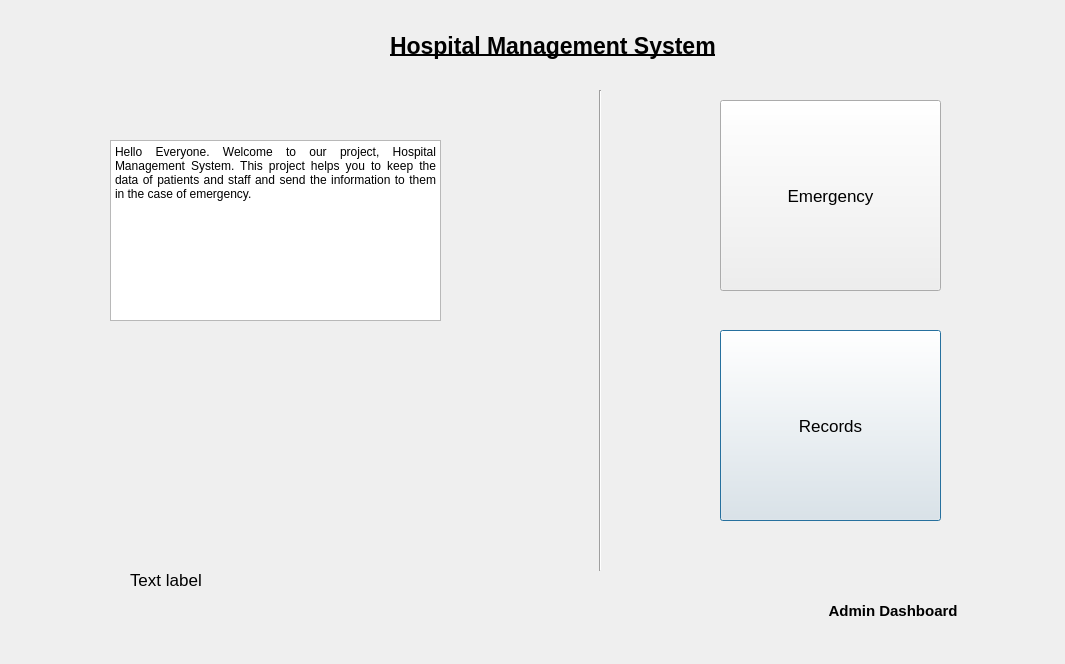
First picture: the form in Sqlite_DB/Patientsinfo.ui, repository AnishBharati/Qt-HMS, before the edit.
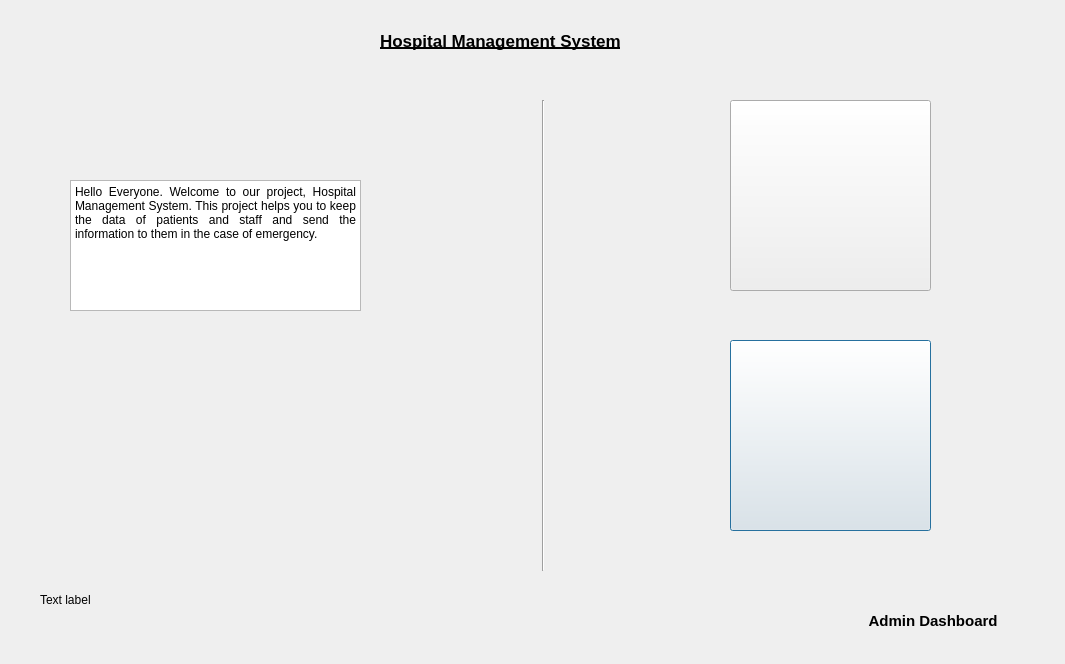
Second picture: the form after the edit. Icons and pictures are not drawn.

The edit to the form file:
```diff
--- a/Sqlite_DB/Patientsinfo.ui
+++ b/Sqlite_DB/Patientsinfo.ui
@@ -16,75 +16,28 @@
   <widget class="QLabel" name="label_sec_status">
    <property name="geometry">
     <rect>
-     <x>130</x>
-     <y>570</y>
-     <width>141</width>
+     <x>40</x>
+     <y>590</y>
+     <width>63</width>
      <height>20</height>
     </rect>
    </property>
-   <property name="font">
-    <font>
-     <pointsize>13</pointsize>
-    </font>
-   </property>
    <property name="text">
     <string>Text label</string>
    </property>
   </widget>
-  <widget class="QPushButton" name="pushButton_2">
-   <property name="geometry">
-    <rect>
-     <x>720</x>
-     <y>330</y>
-     <width>221</width>
-     <height>191</height>
-    </rect>
-   </property>
-   <property name="font">
-    <font>
-     <pointsize>13</pointsize>
-    </font>
-   </property>
-   <property name="text">
-    <string>Records</string>
-   </property>
-  </widget>
-  <widget class="QPushButton" name="pushButton_3">
-   <property name="geometry">
-    <rect>
-     <x>720</x>
-     <y>100</y>
-     <width>221</width>
-     <height>191</height>
-    </rect>
-   </property>
-   <property name="font">
-    <font>
-     <pointsize>13</pointsize>
-    </font>
-   </property>
-   <property name="text">
-    <string>Emergency</string>
-   </property>
-   <property name="iconSize">
-    <size>
-     <width>221</width>
-     <height>191</height>
-    </size>
-   </property>
-  </widget>
   <widget class="QLabel" name="label_4">
    <property name="geometry">
     <rect>
-     <x>390</x>
+     <x>380</x>
      <y>20</y>
-     <width>411</width>
-     <height>51</height>
+     <width>341</width>
+     <height>41</height>
     </rect>
    </property>
    <property name="font">
     <font>
-     <pointsize>17</pointsize>
+     <pointsize>13</pointsize>
      <bold>true</bold>
      <underline>true</underline>
     </font>
@@ -96,10 +49,10 @@
   <widget class="Line" name="line">
    <property name="geometry">
     <rect>
-     <x>590</x>
-     <y>90</y>
+     <x>533</x>
+     <y>100</y>
      <width>20</width>
-     <height>481</height>
+     <height>471</height>
     </rect>
    </property>
    <property name="orientation">
@@ -109,31 +62,26 @@
   <widget class="QTextBrowser" name="textBrowser">
    <property name="geometry">
     <rect>
-     <x>110</x>
-     <y>140</y>
-     <width>331</width>
-     <height>181</height>
+     <x>70</x>
+     <y>180</y>
+     <width>291</width>
+     <height>131</height>
     </rect>
    </property>
-   <property name="font">
-    <font>
-     <pointsize>13</pointsize>
-    </font>
-   </property>
    <property name="html">
     <string>&lt;!DOCTYPE HTML PUBLIC &quot;-//W3C//DTD HTML 4.0//EN&quot; &quot;http://www.w3.org/TR/REC-html40/strict.dtd&quot;&gt;
 &lt;html&gt;&lt;head&gt;&lt;meta name=&quot;qrichtext&quot; content=&quot;1&quot; /&gt;&lt;meta charset=&quot;utf-8&quot; /&gt;&lt;style type=&quot;text/css&quot;&gt;
 p, li { white-space: pre-wrap; }
 hr { height: 1px; border-width: 0; }
-&lt;/style&gt;&lt;/head&gt;&lt;body style=&quot; font-family:'Segoe UI'; font-size:13pt; font-weight:400; font-style:normal;&quot;&gt;
-&lt;p align=&quot;justify&quot; style=&quot; margin-top:0px; margin-bottom:0px; margin-left:0px; margin-right:0px; -qt-block-indent:0; text-indent:0px;&quot;&gt;&lt;span style=&quot; font-size:9pt;&quot;&gt;Hello Everyone. Welcome to our project, Hospital Management System. This project helps you to keep the data of patients and staff and send the information to them in the case of emergency. &lt;/span&gt;&lt;/p&gt;&lt;/body&gt;&lt;/html&gt;</string>
+&lt;/style&gt;&lt;/head&gt;&lt;body style=&quot; font-family:'Segoe UI'; font-size:9pt; font-weight:400; font-style:normal;&quot;&gt;
+&lt;p align=&quot;justify&quot; style=&quot; margin-top:0px; margin-bottom:0px; margin-left:0px; margin-right:0px; -qt-block-indent:0; text-indent:0px;&quot;&gt;Hello Everyone. Welcome to our project, Hospital Management System. This project helps you to keep the data of patients and staff and send the information to them in the case of emergency. &lt;/p&gt;&lt;/body&gt;&lt;/html&gt;</string>
    </property>
   </widget>
   <widget class="QLabel" name="label">
    <property name="geometry">
     <rect>
-     <x>800</x>
-     <y>600</y>
+     <x>840</x>
+     <y>610</y>
      <width>201</width>
      <height>21</height>
     </rect>
@@ -148,6 +96,70 @@
     <string>       Admin Dashboard</string>
    </property>
   </widget>
+  <widget class="QPushButton" name="pushButtonrecord">
+   <property name="geometry">
+    <rect>
+     <x>730</x>
+     <y>340</y>
+     <width>201</width>
+     <height>191</height>
+    </rect>
+   </property>
+   <property name="autoFillBackground">
+    <bool>false</bool>
+   </property>
+   <property name="text">
+    <string/>
+   </property>
+   <property name="icon">
+    <iconset resource="img.qrc">
+     <normaloff>:/img/img/store.jfif</normaloff>:/img/img/store.jfif</iconset>
+   </property>
+   <property name="iconSize">
+    <size>
+     <width>150</width>
+     <height>150</height>
+    </size>
+   </property>
+   <property name="shortcut">
+    <string/>
+   </property>
+   <property name="checkable">
+    <bool>true</bool>
+   </property>
+   <property name="checked">
+    <bool>false</bool>
+   </property>
+   <property name="autoRepeat">
+    <bool>false</bool>
+   </property>
+   <property name="autoExclusive">
+    <bool>true</bool>
+   </property>
+  </widget>
+  <widget class="QPushButton" name="pushButton">
+   <property name="geometry">
+    <rect>
+     <x>730</x>
+     <y>100</y>
+     <width>201</width>
+     <height>191</height>
+    </rect>
+   </property>
+   <property name="text">
+    <string/>
+   </property>
+   <property name="icon">
+    <iconset resource="img.qrc">
+     <normaloff>:/img/img/alert.png</normaloff>:/img/img/alert.png</iconset>
+   </property>
+   <property name="iconSize">
+    <size>
+     <width>150</width>
+     <height>150</height>
+    </size>
+   </property>
+  </widget>
  </widget>
  <resources/>
  <connections/>
```
Left out of the diff: 6 changed lines with no effect on the pictures.
